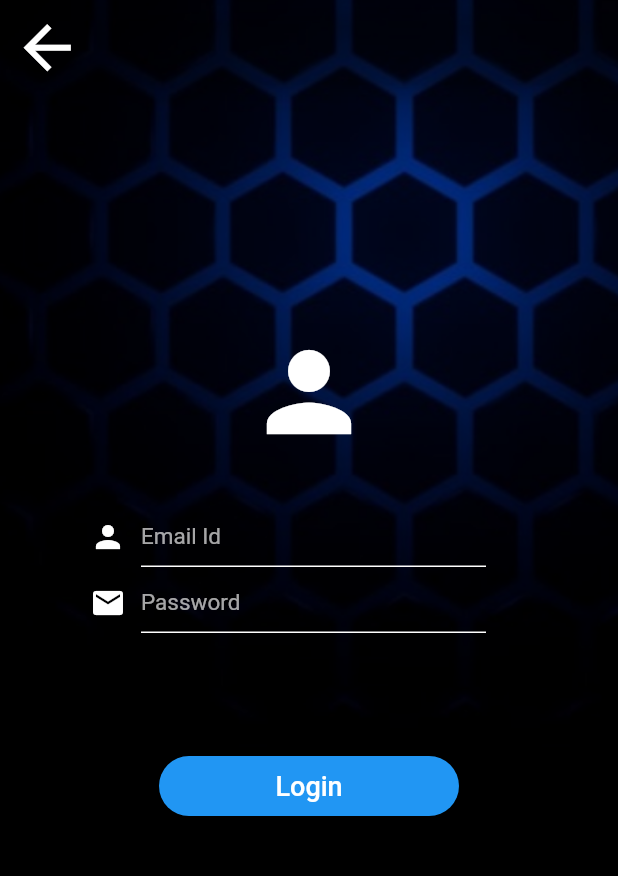
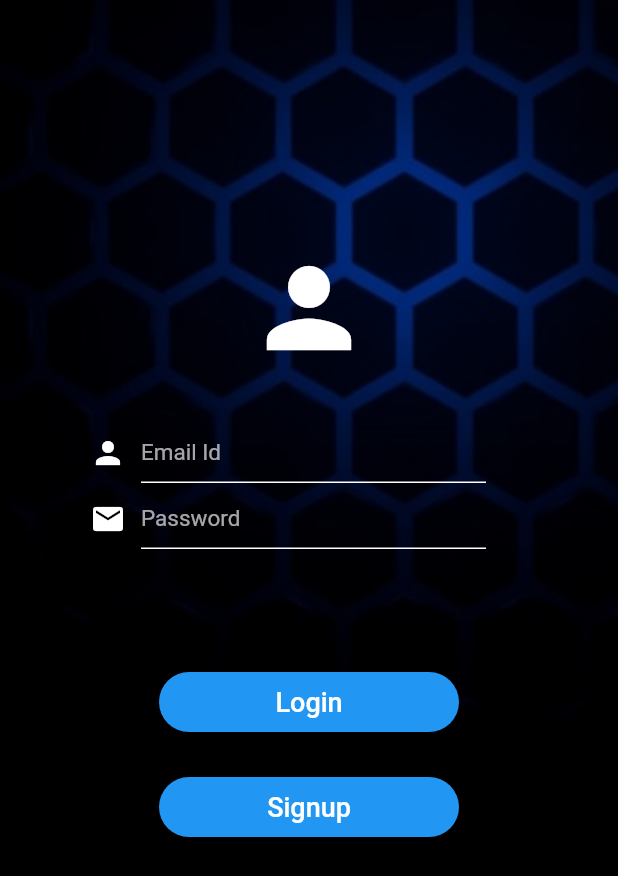
Before and after one commit to AnkushSinghGandhi/synkrama_flutter_challange, a Flutter app: the screen it shows after launch, on a phone screen of 412 x 824 dp. Shown: the top 876 px of the screen. Run offline on Flutter 3.47's test engine with Material 2 defaults, Android fonts, the phone set to English and light mode, and no system bars; our stand-ins replace firebase_auth, firebase_core, video_player; accounts and stored records are empty.

Commit message:
added signup button & removed back button

```diff
--- a/lib/screens/login_screen.dart
+++ b/lib/screens/login_screen.dart
@@ -42,17 +42,6 @@ class _LoginScreenState extends State<LoginScreen> {
           ),
         ),
         Scaffold(
-          appBar: AppBar(
-              backgroundColor: Colors.transparent,
-              automaticallyImplyLeading: false,
-              leading: IconButton(
-                icon: const Icon(
-                  Icons.arrow_back,
-                  color: Colors.white,
-                  size: 47,
-                ),
-                onPressed: () => Navigator.of(context).pop(),
-              )),
           backgroundColor: Colors.transparent,
           body: SingleChildScrollView(
             child: Column(
@@ -193,11 +182,31 @@ class _LoginScreenState extends State<LoginScreen> {
                           Navigator.pushNamed(context, homeRoute);
                         }
                       } catch (e) {
+                        // ignore: avoid_print
                         print(e);
                       }
                     },
                     child: const Text(
                       'Login',
+                      style: TextStyle(color: Colors.white, fontSize: 18),
+                    ),
+                  ),
+                ),
+                const SizedBox(
+                  height: 30,
+                ),
+                Container(
+                  height: 40,
+                  width: 200,
+                  decoration: BoxDecoration(
+                      color: Colors.blue,
+                      borderRadius: BorderRadius.circular(50)),
+                  child: TextButton(
+                    onPressed: () {
+                      Navigator.pushNamed(context, signupRoute);
+                    },
+                    child: const Text(
+                      'Signup',
                       style: TextStyle(color: Colors.white, fontSize: 18),
                     ),
                   ),
```
